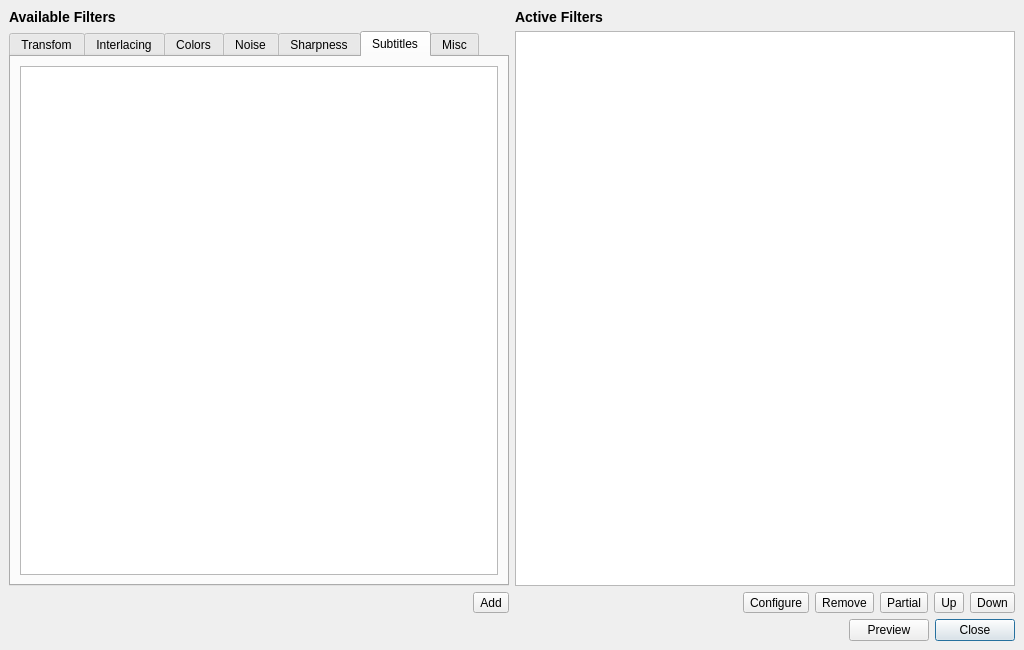
Before: the Qt Designer form branches/avidemux_2.4_branch/avidemux/ADM_userInterfaces/ADM_QT4/ADM_filters/mainfilter.ui in BackupTheBerlios/avidemux-svn, drawn with Qt 5.
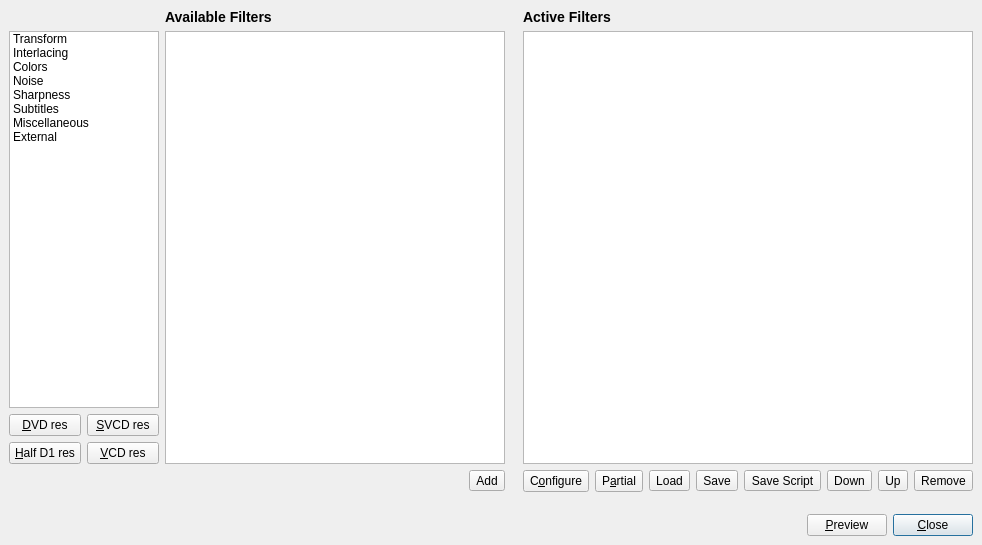
After: the same form once the commit is applied. Icons and pictures are not drawn.

Commit message: JM video filter

What changed in the file:
```diff
--- a/branches/avidemux_2.4_branch/avidemux/ADM_userInterfaces/ADM_QT4/ADM_filters/mainfilter.ui
+++ b/branches/avidemux_2.4_branch/avidemux/ADM_userInterfaces/ADM_QT4/ADM_filters/mainfilter.ui
@@ -5,71 +5,547 @@
    <rect>
     <x>0</x>
     <y>0</y>
-    <width>1024</width>
-    <height>650</height>
+    <width>913</width>
+    <height>545</height>
    </rect>
   </property>
+  <property name="minimumSize" >
+   <size>
+    <width>0</width>
+    <height>0</height>
+   </size>
+  </property>
   <property name="windowTitle" >
    <string>Dialog</string>
   </property>
-  <layout class="QGridLayout" >
+  <layout class="QVBoxLayout" >
    <property name="margin" >
     <number>9</number>
    </property>
    <property name="spacing" >
     <number>6</number>
    </property>
-   <item row="0" column="1" >
-    <widget class="QLabel" name="label_2" >
-     <property name="text" >
-      <string>&lt;big>&lt;b>Active Filters&lt;/b>&lt;/big></string>
-     </property>
-    </widget>
-   </item>
-   <item row="0" column="0" >
-    <widget class="QLabel" name="label" >
-     <property name="text" >
-      <string>&lt;big>&lt;b>Available Filters&lt;/b>&lt;/big></string>
-     </property>
-     <property name="textFormat" >
-      <enum>Qt::RichText</enum>
-     </property>
-    </widget>
-   </item>
-   <item row="2" column="0" >
-    <layout class="QHBoxLayout" >
+   <item>
+    <layout class="QGridLayout" >
      <property name="margin" >
       <number>0</number>
      </property>
      <property name="spacing" >
       <number>6</number>
      </property>
-     <item>
+     <item row="4" column="0" colspan="2" >
+      <layout class="QGridLayout" >
+       <property name="margin" >
+        <number>0</number>
+       </property>
+       <property name="spacing" >
+        <number>6</number>
+       </property>
+       <item row="0" column="1" >
+        <widget class="QPushButton" name="pushButtonSVCD" >
+         <property name="sizePolicy" >
+          <sizepolicy>
+           <hsizetype>5</hsizetype>
+           <vsizetype>0</vsizetype>
+           <horstretch>0</horstretch>
+           <verstretch>0</verstretch>
+          </sizepolicy>
+         </property>
+         <property name="minimumSize" >
+          <size>
+           <width>72</width>
+           <height>0</height>
+          </size>
+         </property>
+         <property name="text" >
+          <string>&amp;SVCD res</string>
+         </property>
+         <property name="icon" >
+          <iconset resource="filter.qrc" >:/new/prefix1/icons/cd.png</iconset>
+         </property>
+        </widget>
+       </item>
+       <item row="1" column="1" >
+        <widget class="QPushButton" name="pushButtonVCD" >
+         <property name="sizePolicy" >
+          <sizepolicy>
+           <hsizetype>5</hsizetype>
+           <vsizetype>0</vsizetype>
+           <horstretch>0</horstretch>
+           <verstretch>0</verstretch>
+          </sizepolicy>
+         </property>
+         <property name="minimumSize" >
+          <size>
+           <width>72</width>
+           <height>0</height>
+          </size>
+         </property>
+         <property name="text" >
+          <string>&amp;VCD res</string>
+         </property>
+         <property name="icon" >
+          <iconset resource="filter.qrc" >:/new/prefix1/icons/cd.png</iconset>
+         </property>
+        </widget>
+       </item>
+       <item row="1" column="0" >
+        <widget class="QPushButton" name="pushButtonHalfDVD" >
+         <property name="sizePolicy" >
+          <sizepolicy>
+           <hsizetype>7</hsizetype>
+           <vsizetype>5</vsizetype>
+           <horstretch>0</horstretch>
+           <verstretch>0</verstretch>
+          </sizepolicy>
+         </property>
+         <property name="minimumSize" >
+          <size>
+           <width>72</width>
+           <height>0</height>
+          </size>
+         </property>
+         <property name="text" >
+          <string>&amp;Half D1 res</string>
+         </property>
+         <property name="icon" >
+          <iconset resource="filter.qrc" >:/new/prefix1/icons/cd.png</iconset>
+         </property>
+        </widget>
+       </item>
+       <item row="0" column="0" >
+        <widget class="QPushButton" name="pushButtonDVD" >
+         <property name="sizePolicy" >
+          <sizepolicy>
+           <hsizetype>5</hsizetype>
+           <vsizetype>0</vsizetype>
+           <horstretch>0</horstretch>
+           <verstretch>0</verstretch>
+          </sizepolicy>
+         </property>
+         <property name="minimumSize" >
+          <size>
+           <width>72</width>
+           <height>0</height>
+          </size>
+         </property>
+         <property name="text" >
+          <string>&amp;DVD res</string>
+         </property>
+         <property name="icon" >
+          <iconset resource="filter.qrc" >:/new/prefix1/icons/cd.png</iconset>
+         </property>
+        </widget>
+       </item>
+      </layout>
+     </item>
+     <item rowspan="4" row="1" column="2" colspan="2" >
+      <widget class="QListWidget" name="listWidgetAvailable" >
+       <property name="sizePolicy" >
+        <sizepolicy>
+         <hsizetype>7</hsizetype>
+         <vsizetype>7</vsizetype>
+         <horstretch>0</horstretch>
+         <verstretch>0</verstretch>
+        </sizepolicy>
+       </property>
+       <property name="minimumSize" >
+        <size>
+         <width>340</width>
+         <height>0</height>
+        </size>
+       </property>
+       <property name="cursor" >
+        <cursor>13</cursor>
+       </property>
+       <property name="alternatingRowColors" >
+        <bool>true</bool>
+       </property>
+      </widget>
+     </item>
+     <item rowspan="3" row="1" column="0" colspan="2" >
+      <widget class="QListWidget" name="listFilterCategory" >
+       <property name="sizePolicy" >
+        <sizepolicy>
+         <hsizetype>0</hsizetype>
+         <vsizetype>7</vsizetype>
+         <horstretch>0</horstretch>
+         <verstretch>0</verstretch>
+        </sizepolicy>
+       </property>
+       <property name="minimumSize" >
+        <size>
+         <width>100</width>
+         <height>340</height>
+        </size>
+       </property>
+       <property name="cursor" >
+        <cursor>13</cursor>
+       </property>
+       <property name="mouseTracking" >
+        <bool>false</bool>
+       </property>
+       <property name="autoFillBackground" >
+        <bool>false</bool>
+       </property>
+       <property name="styleSheet" >
+        <string/>
+       </property>
+       <property name="alternatingRowColors" >
+        <bool>false</bool>
+       </property>
+       <property name="selectionMode" >
+        <enum>QAbstractItemView::SingleSelection</enum>
+       </property>
+       <property name="selectionBehavior" >
+        <enum>QAbstractItemView::SelectRows</enum>
+       </property>
+       <property name="iconSize" >
+        <size>
+         <width>24</width>
+         <height>24</height>
+        </size>
+       </property>
+       <property name="textElideMode" >
+        <enum>Qt::ElideRight</enum>
+       </property>
+       <property name="movement" >
+        <enum>QListView::Static</enum>
+       </property>
+       <property name="flow" >
+        <enum>QListView::TopToBottom</enum>
+       </property>
+       <property name="isWrapping" stdset="0" >
+        <bool>false</bool>
+       </property>
+       <property name="resizeMode" >
+        <enum>QListView::Adjust</enum>
+       </property>
+       <property name="layoutMode" >
+        <enum>QListView::SinglePass</enum>
+       </property>
+       <property name="spacing" >
+        <number>3</number>
+       </property>
+       <property name="viewMode" >
+        <enum>QListView::ListMode</enum>
+       </property>
+       <property name="modelColumn" >
+        <number>0</number>
+       </property>
+       <property name="uniformItemSizes" >
+        <bool>false</bool>
+       </property>
+       <property name="batchSize" >
+        <number>100</number>
+       </property>
+       <item>
+        <property name="text" >
+         <string>Transform</string>
+        </property>
+        <property name="icon" >
+         <iconset resource="filter.qrc" >:/new/prefix1/icons/1.png</iconset>
+        </property>
+       </item>
+       <item>
+        <property name="text" >
+         <string>Interlacing</string>
+        </property>
+        <property name="icon" >
+         <iconset resource="filter.qrc" >:/new/prefix1/icons/2.png</iconset>
+        </property>
+       </item>
+       <item>
+        <property name="text" >
+         <string>Colors</string>
+        </property>
+        <property name="icon" >
+         <iconset resource="filter.qrc" >:/new/prefix1/icons/4.png</iconset>
+        </property>
+       </item>
+       <item>
+        <property name="text" >
+         <string>Noise</string>
+        </property>
+        <property name="icon" >
+         <iconset resource="filter.qrc" >:/new/prefix1/icons/5.png</iconset>
+        </property>
+       </item>
+       <item>
+        <property name="text" >
+         <string>Sharpness</string>
+        </property>
+        <property name="icon" >
+         <iconset resource="filter.qrc" >:/new/prefix1/icons/3.png</iconset>
+        </property>
+       </item>
+       <item>
+        <property name="text" >
+         <string>Subtitles</string>
+        </property>
+        <property name="icon" >
+         <iconset resource="filter.qrc" >:/new/prefix1/icons/7.png</iconset>
+        </property>
+       </item>
+       <item>
+        <property name="text" >
+         <string>Miscellaneous</string>
+        </property>
+        <property name="icon" >
+         <iconset resource="filter.qrc" >:/new/prefix1/icons/6.png</iconset>
+        </property>
+       </item>
+       <item>
+        <property name="text" >
+         <string>External</string>
+        </property>
+        <property name="icon" >
+         <iconset resource="filter.qrc" >:/new/prefix1/icons/exec.png</iconset>
+        </property>
+       </item>
+      </widget>
+     </item>
+     <item row="1" column="4" >
       <spacer>
        <property name="orientation" >
         <enum>Qt::Horizontal</enum>
        </property>
+       <property name="sizeType" >
+        <enum>QSizePolicy::Fixed</enum>
+       </property>
        <property name="sizeHint" >
         <size>
-         <width>40</width>
+         <width>12</width>
          <height>20</height>
         </size>
        </property>
       </spacer>
      </item>
-     <item>
-      <widget class="QToolButton" name="toolButtonAdd" >
+     <item row="0" column="5" >
+      <widget class="QLabel" name="label_2" >
+       <property name="sizePolicy" >
+        <sizepolicy>
+         <hsizetype>5</hsizetype>
+         <vsizetype>4</vsizetype>
+         <horstretch>0</horstretch>
+         <verstretch>0</verstretch>
+        </sizepolicy>
+       </property>
        <property name="text" >
-        <string>Add</string>
+        <string>&lt;big>&lt;b>Active Filters&lt;/b>&lt;/big></string>
        </property>
-       <property name="toolButtonStyle" >
-        <enum>Qt::ToolButtonTextUnderIcon</enum>
+      </widget>
+     </item>
+     <item rowspan="4" row="1" column="5" colspan="11" >
+      <widget class="QListWidget" name="listWidgetActive" >
+       <property name="sizePolicy" >
+        <sizepolicy>
+         <hsizetype>7</hsizetype>
+         <vsizetype>7</vsizetype>
+         <horstretch>0</horstretch>
+         <verstretch>0</verstretch>
+        </sizepolicy>
+       </property>
+       <property name="minimumSize" >
+        <size>
+         <width>340</width>
+         <height>0</height>
+        </size>
+       </property>
+       <property name="cursor" >
+        <cursor>13</cursor>
+       </property>
+       <property name="alternatingRowColors" >
+        <bool>true</bool>
+       </property>
+      </widget>
+     </item>
+     <item row="5" column="5" colspan="11" >
+      <layout class="QHBoxLayout" >
+       <property name="margin" >
+        <number>0</number>
+       </property>
+       <property name="spacing" >
+        <number>6</number>
+       </property>
+       <item>
+        <spacer>
+         <property name="orientation" >
+          <enum>Qt::Horizontal</enum>
+         </property>
+         <property name="sizeHint" >
+          <size>
+           <width>0</width>
+           <height>22</height>
+          </size>
+         </property>
+        </spacer>
+       </item>
+       <item>
+        <widget class="QToolButton" name="toolButtonConfigure" >
+         <property name="sizePolicy" >
+          <sizepolicy>
+           <hsizetype>0</hsizetype>
+           <vsizetype>5</vsizetype>
+           <horstretch>0</horstretch>
+           <verstretch>0</verstretch>
+          </sizepolicy>
+         </property>
+         <property name="text" >
+          <string>C&amp;onfigure</string>
+         </property>
+        </widget>
+       </item>
+       <item>
+        <widget class="QToolButton" name="toolButtonPartial" >
+         <property name="sizePolicy" >
+          <sizepolicy>
+           <hsizetype>0</hsizetype>
+           <vsizetype>5</vsizetype>
+           <horstretch>0</horstretch>
+           <verstretch>0</verstretch>
+          </sizepolicy>
+         </property>
+         <property name="text" >
+          <string>P&amp;artial</string>
+         </property>
+        </widget>
+       </item>
+       <item>
+        <widget class="QToolButton" name="toolButtonLoad" >
+         <property name="text" >
+          <string>Load</string>
+         </property>
+         <property name="icon" >
+          <iconset resource="filter.qrc" >:/new/prefix1/icons/fileopen.png</iconset>
+         </property>
+        </widget>
+       </item>
+       <item>
+        <widget class="QToolButton" name="toolButtonSave" >
+         <property name="text" >
+          <string>Save</string>
+         </property>
+         <property name="icon" >
+          <iconset resource="filter.qrc" >:/new/prefix1/icons/filesave.png</iconset>
+         </property>
+        </widget>
+       </item>
+       <item>
+        <widget class="QToolButton" name="toolButtonSaveScript" >
+         <property name="text" >
+          <string>Save Script</string>
+         </property>
+         <property name="icon" >
+          <iconset resource="filter.qrc" >:/new/prefix1/icons/filesaveas.png</iconset>
+         </property>
+        </widget>
+       </item>
+       <item>
+        <widget class="QToolButton" name="toolButtonDown" >
+         <property name="text" >
+          <string>Down</string>
+         </property>
+         <property name="icon" >
+          <iconset resource="filter.qrc" >:/new/prefix1/icons/down.png</iconset>
+         </property>
+        </widget>
+       </item>
+       <item>
+        <widget class="QToolButton" name="toolButtonUp" >
+         <property name="text" >
+          <string>Up</string>
+         </property>
+         <property name="icon" >
+          <iconset resource="filter.qrc" >:/new/prefix1/icons/up.png</iconset>
+         </property>
+        </widget>
+       </item>
+       <item>
+        <widget class="QToolButton" name="pushButtonRemove" >
+         <property name="text" >
+          <string>Remove</string>
+         </property>
+         <property name="icon" >
+          <iconset resource="filter.qrc" >:/new/prefix1/icons/remove.png</iconset>
+         </property>
+        </widget>
+       </item>
+      </layout>
+     </item>
+     <item row="5" column="2" colspan="2" >
+      <layout class="QHBoxLayout" >
+       <property name="margin" >
+        <number>0</number>
+       </property>
+       <property name="spacing" >
+        <number>6</number>
+       </property>
+       <item>
+        <spacer>
+         <property name="orientation" >
+          <enum>Qt::Horizontal</enum>
+         </property>
+         <property name="sizeHint" >
+          <size>
+           <width>0</width>
+           <height>22</height>
+          </size>
+         </property>
+        </spacer>
+       </item>
+       <item>
+        <widget class="QToolButton" name="toolButtonAdd" >
+         <property name="text" >
+          <string>Add</string>
+         </property>
+         <property name="icon" >
+          <iconset resource="filter.qrc" >:/new/prefix1/icons/add.png</iconset>
+         </property>
+         <property name="toolButtonStyle" >
+          <enum>Qt::ToolButtonIconOnly</enum>
+         </property>
+        </widget>
+       </item>
+      </layout>
+     </item>
+     <item row="0" column="2" >
+      <widget class="QLabel" name="label" >
+       <property name="sizePolicy" >
+        <sizepolicy>
+         <hsizetype>5</hsizetype>
+         <vsizetype>4</vsizetype>
+         <horstretch>0</horstretch>
+         <verstretch>0</verstretch>
+        </sizepolicy>
+       </property>
+       <property name="text" >
+        <string>&lt;big>&lt;b>Available Filters&lt;/b>&lt;/big></string>
+       </property>
+       <property name="textFormat" >
+        <enum>Qt::RichText</enum>
        </property>
       </widget>
      </item>
     </layout>
    </item>
-   <item row="3" column="1" >
+   <item>
+    <spacer>
+     <property name="orientation" >
+      <enum>Qt::Vertical</enum>
+     </property>
+     <property name="sizeType" >
+      <enum>QSizePolicy::Fixed</enum>
+     </property>
+     <property name="sizeHint" >
+      <size>
+       <width>707</width>
+       <height>16</height>
+      </size>
+     </property>
+    </spacer>
+   </item>
+   <item>
     <layout class="QHBoxLayout" >
      <property name="margin" >
       <number>0</number>
@@ -93,14 +569,20 @@
      <item>
       <widget class="QPushButton" name="pushButtonPreview" >
        <property name="text" >
-        <string>Preview</string>
+        <string>&amp;Preview</string>
+       </property>
+       <property name="icon" >
+        <iconset resource="filter.qrc" >:/new/prefix1/icons/thumbnail.png</iconset>
        </property>
       </widget>
      </item>
      <item>
       <widget class="QPushButton" name="buttonClose" >
        <property name="text" >
-        <string>Close</string>
+        <string>&amp;Close</string>
+       </property>
+       <property name="icon" >
+        <iconset resource="filter.qrc" >:/new/prefix1/icons/close.png</iconset>
        </property>
        <property name="default" >
         <bool>true</bool>
@@ -109,231 +591,6 @@
      </item>
     </layout>
    </item>
-   <item row="2" column="1" >
-    <layout class="QHBoxLayout" >
-     <property name="margin" >
-      <number>0</number>
-     </property>
-     <property name="spacing" >
-      <number>6</number>
-     </property>
-     <item>
-      <spacer>
-       <property name="orientation" >
-        <enum>Qt::Horizontal</enum>
-       </property>
-       <property name="sizeHint" >
-        <size>
-         <width>40</width>
-         <height>20</height>
-        </size>
-       </property>
-      </spacer>
-     </item>
-     <item>
-      <widget class="QToolButton" name="toolButtonConfigure" >
-       <property name="text" >
-        <string>Configure</string>
-       </property>
-      </widget>
-     </item>
-     <item>
-      <widget class="QToolButton" name="pushButtonRemove" >
-       <property name="text" >
-        <string>Remove</string>
-       </property>
-      </widget>
-     </item>
-     <item>
-      <widget class="QToolButton" name="toolButtonPartial" >
-       <property name="text" >
-        <string>Partial</string>
-       </property>
-      </widget>
-     </item>
-     <item>
-      <widget class="QToolButton" name="toolButtonUp" >
-       <property name="text" >
-        <string>Up</string>
-       </property>
-       <property name="icon" >
-        <iconset resource="filter.qrc" >:/new/prefix1/icons/up.png</iconset>
-       </property>
-      </widget>
-     </item>
-     <item>
-      <widget class="QToolButton" name="toolButtonDown" >
-       <property name="text" >
-        <string>Down</string>
-       </property>
-       <property name="icon" >
-        <iconset resource="filter.qrc" >:/new/prefix1/icons/down.png</iconset>
-       </property>
-      </widget>
-     </item>
-    </layout>
-   </item>
-   <item row="1" column="0" >
-    <widget class="QTabWidget" name="tabWidgetSubtitles" >
-     <property name="tabPosition" >
-      <enum>QTabWidget::North</enum>
-     </property>
-     <property name="tabShape" >
-      <enum>QTabWidget::Rounded</enum>
-     </property>
-     <property name="currentIndex" >
-      <number>5</number>
-     </property>
-     <property name="elideMode" >
-      <enum>Qt::ElideLeft</enum>
-     </property>
-     <widget class="QWidget" name="Transform" >
-      <attribute name="title" >
-       <string>Transfom</string>
-      </attribute>
-      <attribute name="icon" >
-       <iconset resource="filter.qrc" >:/new/prefix1/icons/1.png</iconset>
-      </attribute>
-      <layout class="QGridLayout" >
-       <property name="margin" >
-        <number>9</number>
-       </property>
-       <property name="spacing" >
-        <number>6</number>
-       </property>
-       <item row="0" column="0" >
-        <widget class="QListWidget" name="listWidgetTransform" />
-       </item>
-      </layout>
-     </widget>
-     <widget class="QWidget" name="Interlacing" >
-      <attribute name="title" >
-       <string>Interlacing</string>
-      </attribute>
-      <attribute name="icon" >
-       <iconset resource="filter.qrc" >:/new/prefix1/icons/2.png</iconset>
-      </attribute>
-      <attribute name="toolTip" >
-       <string>Interlacing</string>
-      </attribute>
-      <layout class="QGridLayout" >
-       <property name="margin" >
-        <number>9</number>
-       </property>
-       <property name="spacing" >
-        <number>6</number>
-       </property>
-       <item row="0" column="0" >
-        <widget class="QListWidget" name="listWidgetInterlacing" />
-       </item>
-      </layout>
-     </widget>
-     <widget class="QWidget" name="Colors" >
-      <attribute name="title" >
-       <string>Colors</string>
-      </attribute>
-      <attribute name="icon" >
-       <iconset resource="filter.qrc" >:/new/prefix1/icons/4.png</iconset>
-      </attribute>
-      <layout class="QGridLayout" >
-       <property name="margin" >
-        <number>9</number>
-       </property>
-       <property name="spacing" >
-        <number>6</number>
-       </property>
-       <item row="0" column="0" >
-        <widget class="QListWidget" name="listWidgetColors" />
-       </item>
-      </layout>
-     </widget>
-     <widget class="QWidget" name="Noise" >
-      <attribute name="title" >
-       <string>Noise</string>
-      </attribute>
-      <attribute name="icon" >
-       <iconset resource="filter.qrc" >:/new/prefix1/icons/5.png</iconset>
-      </attribute>
-      <layout class="QGridLayout" >
-       <property name="margin" >
-        <number>9</number>
-       </property>
-       <property name="spacing" >
-        <number>6</number>
-       </property>
-       <item row="0" column="0" >
-        <widget class="QListWidget" name="listWidgetNoise" />
-       </item>
-      </layout>
-     </widget>
-     <widget class="QWidget" name="Subtitles" >
-      <attribute name="title" >
-       <string>Sharpness</string>
-      </attribute>
-      <attribute name="icon" >
-       <iconset resource="filter.qrc" >:/new/prefix1/icons/3.png</iconset>
-      </attribute>
-      <attribute name="toolTip" >
-       <string>Sharpness</string>
-      </attribute>
-      <layout class="QGridLayout" >
-       <property name="margin" >
-        <number>9</number>
-       </property>
-       <property name="spacing" >
-        <number>6</number>
-       </property>
-       <item row="0" column="0" >
-        <widget class="QListWidget" name="listWidgetSharpness" />
-       </item>
-      </layout>
-     </widget>
-     <widget class="QWidget" name="Sharpness" >
-      <attribute name="title" >
-       <string>Subtitles</string>
-      </attribute>
-      <attribute name="icon" >
-       <iconset resource="filter.qrc" >:/new/prefix1/icons/7.png</iconset>
-      </attribute>
-      <attribute name="toolTip" >
-       <string>Subtitles</string>
-      </attribute>
-      <layout class="QGridLayout" >
-       <property name="margin" >
-        <number>9</number>
-       </property>
-       <property name="spacing" >
-        <number>6</number>
-       </property>
-       <item row="0" column="0" >
-        <widget class="QListWidget" name="listWidgetSubtitles" />
-       </item>
-      </layout>
-     </widget>
-     <widget class="QWidget" name="Misc" >
-      <attribute name="title" >
-       <string>Misc</string>
-      </attribute>
-      <attribute name="icon" >
-       <iconset resource="filter.qrc" >:/new/prefix1/icons/6.png</iconset>
-      </attribute>
-      <layout class="QGridLayout" >
-       <property name="margin" >
-        <number>9</number>
-       </property>
-       <property name="spacing" >
-        <number>6</number>
-       </property>
-       <item row="0" column="0" >
-        <widget class="QListWidget" name="listWidgetMisc" />
-       </item>
-      </layout>
-     </widget>
-    </widget>
-   </item>
-   <item row="1" column="1" >
-    <widget class="QListWidget" name="listWidgetActive" />
-   </item>
   </layout>
  </widget>
  <resources>
```
Left out of the diff: 2 changed lines with no effect on the pictures. The commit also changes 4 other files.
